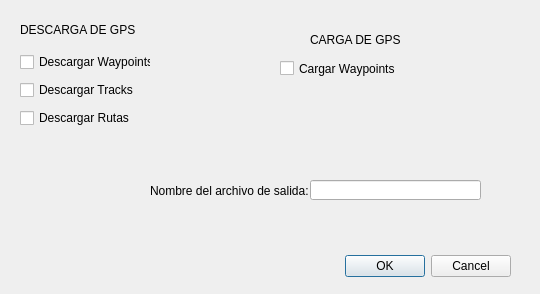
This is gpsDescargaCarga/gpsDescargaCarga_dialog_base.ui in diezrabanos/qgis_plugins as Qt 5 draws it before an edit. The edited form follows.
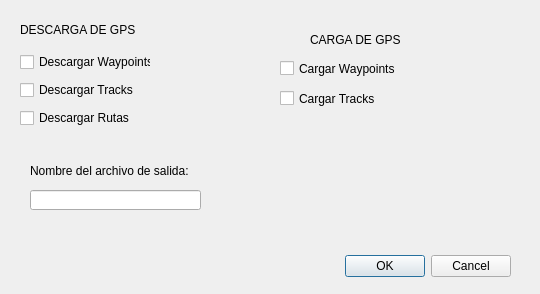
This is the edited form.

Patch:
```diff
--- a/gpsDescargaCarga/gpsDescargaCarga_dialog_base.ui
+++ b/gpsDescargaCarga/gpsDescargaCarga_dialog_base.ui
@@ -32,8 +32,8 @@
   <widget class="QLabel" name="label_Y">
    <property name="geometry">
     <rect>
-     <x>150</x>
-     <y>180</y>
+     <x>30</x>
+     <y>160</y>
      <width>161</width>
      <height>21</height>
     </rect>
@@ -45,8 +45,8 @@
   <widget class="QLineEdit" name="nombrearchivo_entrada">
    <property name="geometry">
     <rect>
-     <x>310</x>
-     <y>180</y>
+     <x>30</x>
+     <y>190</y>
      <width>171</width>
      <height>20</height>
     </rect>
@@ -127,6 +127,19 @@
     <string>Cargar Waypoints</string>
    </property>
   </widget>
+  <widget class="QCheckBox" name="checkBox_5">
+   <property name="geometry">
+    <rect>
+     <x>280</x>
+     <y>90</y>
+     <width>129</width>
+     <height>17</height>
+    </rect>
+   </property>
+   <property name="text">
+    <string>Cargar Tracks</string>
+   </property>
+  </widget>
  </widget>
  <resources/>
  <connections>
```
